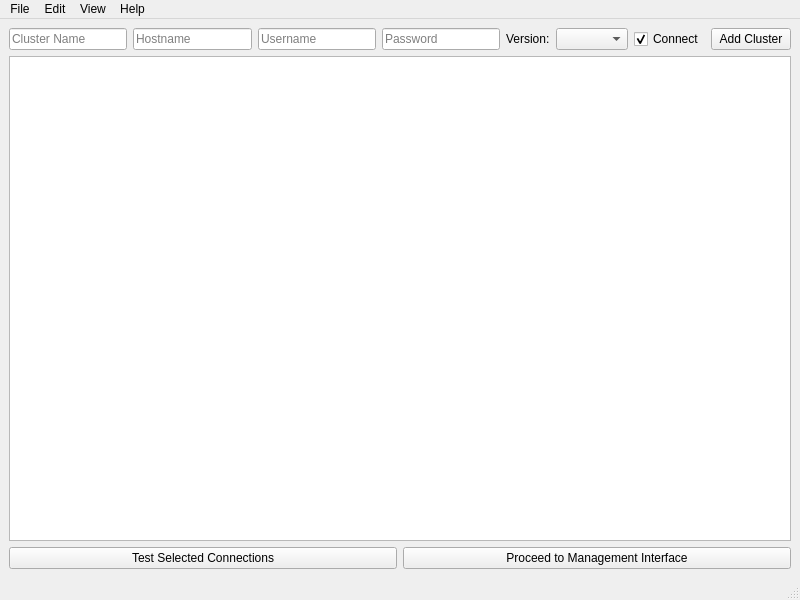
Qt form endusersclustermngmtmainwindow.ui (xXTheAwesomerXx/XIPE) before a commit.
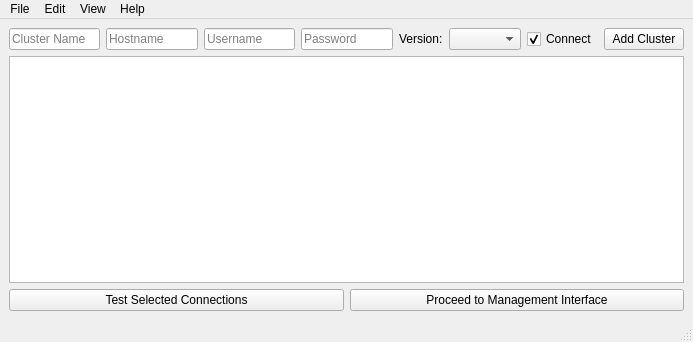
The same form after that commit. Custom widgets are drawn as their Qt base class.

Commit message: Sample Changes for UI Size

What changed in the file:
```diff
--- a/endusersclustermngmtmainwindow.ui
+++ b/endusersclustermngmtmainwindow.ui
@@ -6,8 +6,8 @@
    <rect>
     <x>0</x>
     <y>0</y>
-    <width>800</width>
-    <height>600</height>
+    <width>693</width>
+    <height>342</height>
    </rect>
   </property>
   <property name="windowTitle">
@@ -115,7 +115,7 @@
     <rect>
      <x>0</x>
      <y>0</y>
-     <width>800</width>
+     <width>693</width>
      <height>21</height>
     </rect>
    </property>
```
The commit also changes 3 other files.
